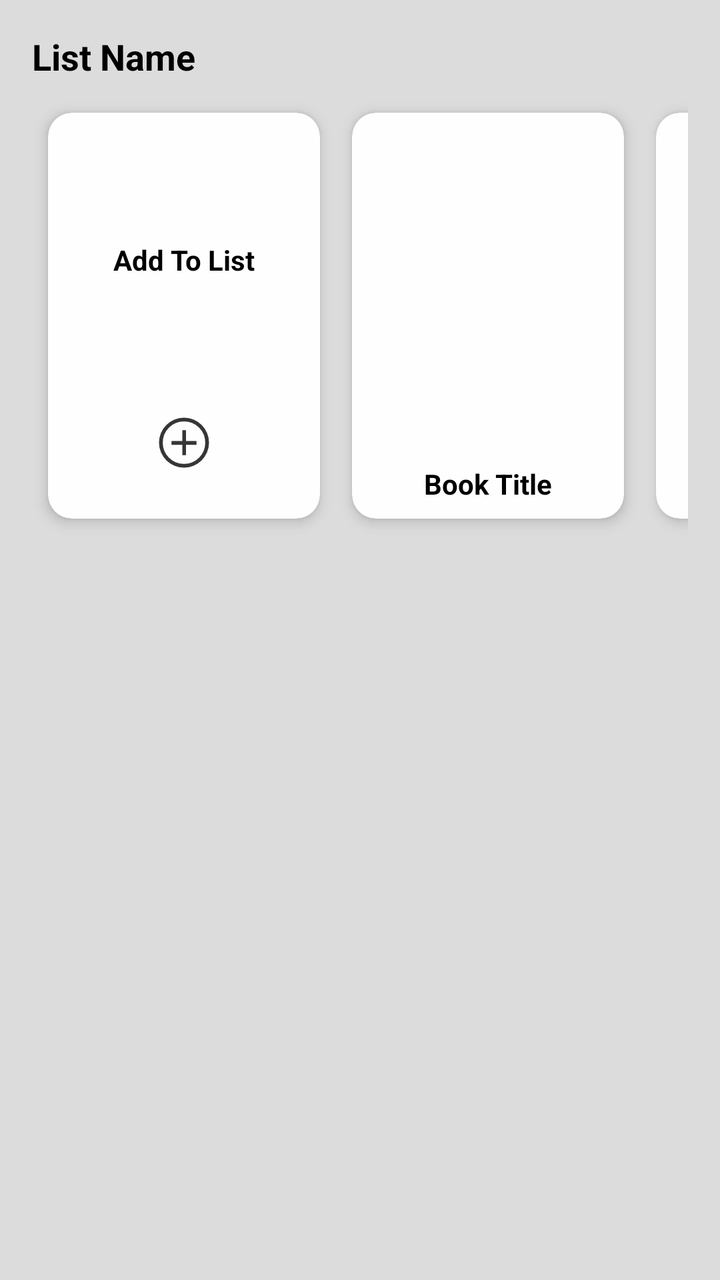
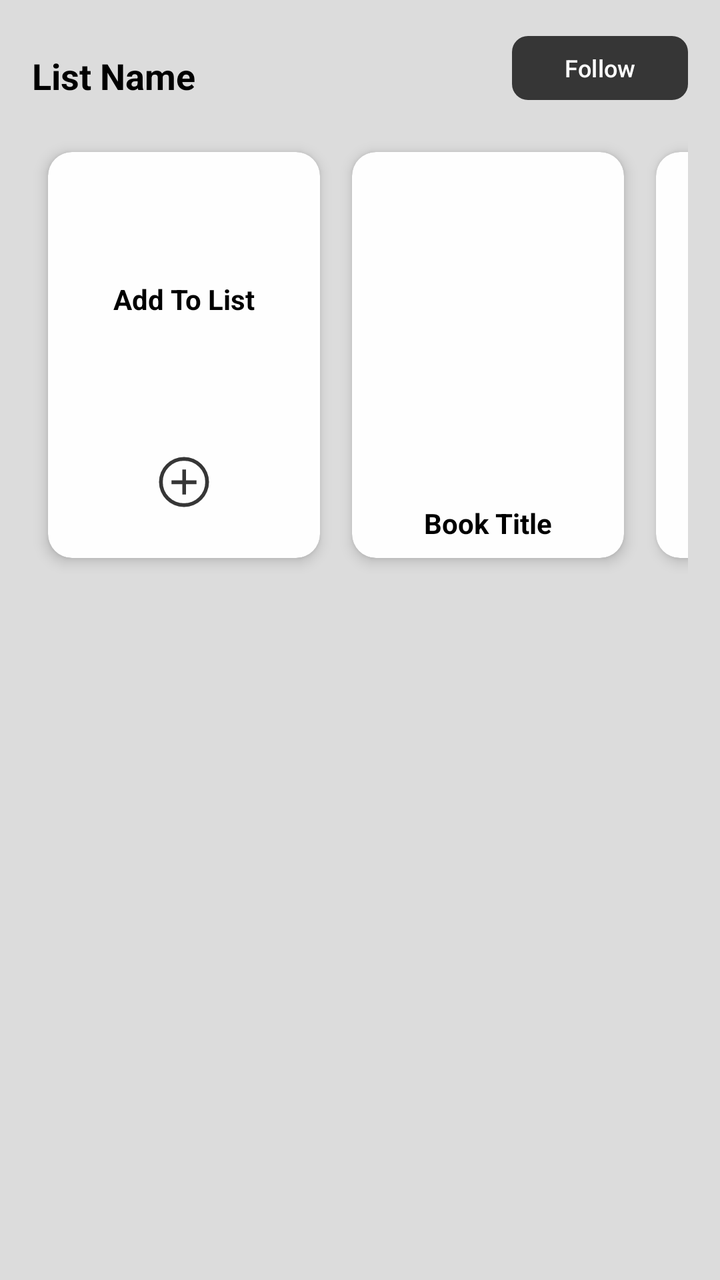

Two renders of the same Android screen: before a commit and after it. Below are the layout's source before the change and the commit's diff.
<!-- AndroidManifest.xml: application theme Theme.FrontendBook -->
<!-- res/layout/item_list_profile.xml -->
<LinearLayout xmlns:android="http://schemas.android.com/apk/res/android"
    android:layout_width="match_parent"
    android:layout_height="wrap_content"
    xmlns:app="http://schemas.android.com/apk/res-auto"
    android:padding="16dp"
    android:orientation="vertical"
    android:background="@color/boxes_background"
    android:minHeight="180dp">

    
    <TextView
        android:id="@+id/listTitle"
        android:layout_width="match_parent"
        android:layout_height="wrap_content"
        android:text="List Name"
        android:textSize="18sp"
        android:textStyle="bold"
        android:textColor="@color/textPrimary"
        android:paddingBottom="8dp" />

    
    <HorizontalScrollView
        android:layout_width="match_parent"
        android:layout_height="wrap_content"
        android:scrollbars="none">

        <LinearLayout
            android:layout_width="wrap_content"
            android:layout_height="wrap_content"
            android:orientation="horizontal"
            android:gravity="center_vertical">

            <include layout="@layout/add_to_list_card" />
            
            <include layout="@layout/item_book_grid" />
            <include layout="@layout/item_book_grid" />
            <include layout="@layout/item_book_grid" />
            <include layout="@layout/item_book_grid" />
            <include layout="@layout/item_book_grid" />
            <include layout="@layout/item_book_grid" />

            <include layout="@layout/see_more_card" />

        </LinearLayout>
    </HorizontalScrollView>
</LinearLayout>
<!-- res/layout/add_to_list_card.xml (included above) -->
<?xml version="1.0" encoding="utf-8"?>
<androidx.cardview.widget.CardView xmlns:android="http://schemas.android.com/apk/res/android"
    xmlns:app="http://schemas.android.com/apk/res-auto"
    android:layout_width="wrap_content"
    android:layout_height="wrap_content"
    android:layout_margin="8dp"
    app:cardCornerRadius="12dp"
    app:cardElevation="4dp"
    app:cardBackgroundColor="@color/backgroundPrimary">

    <LinearLayout
        android:layout_width="match_parent"
        android:layout_height="wrap_content"
        android:orientation="vertical"
        android:gravity="center_horizontal"
        android:padding="8dp">



        
        <TextView
            android:id="@+id/seeAllText"
            android:layout_width="120dp"
            android:layout_height="115dp"
            android:text="@string/add_to_list_label"
            android:textSize="14sp"
            android:textColor="@color/textPrimary"
            android:textStyle="bold"
            android:gravity="center"
            android:layout_marginTop="8dp" />

        
        <ImageView
            android:id="@+id/seeAllArrow"
            android:layout_width="30dp"
            android:layout_height="60dp"
            android:layout_marginTop="4dp"
            android:layout_gravity="center"
            android:src="@drawable/add"
            android:contentDescription="@string/add_to_list_desc"
            app:tint="@color/textSecondary" />

    </LinearLayout>
</androidx.cardview.widget.CardView>
<!-- res/layout/item_book_grid.xml (included above) -->
<androidx.cardview.widget.CardView
    xmlns:android="http://schemas.android.com/apk/res/android"
    xmlns:card_view="http://schemas.android.com/apk/res-auto"
    android:layout_width="wrap_content"
    android:layout_height="wrap_content"
    android:layout_margin="8dp"
    card_view:cardCornerRadius="12dp"
    card_view:cardElevation="4dp"
    card_view:cardBackgroundColor="@color/backgroundPrimary">

    <LinearLayout
        android:layout_width="match_parent"
        android:layout_height="wrap_content"
        android:orientation="vertical"
        android:padding="8dp"
        android:gravity="center_horizontal">

        <ImageView
            android:id="@+id/bookImage"
            android:layout_width="120dp"
            android:layout_height="160dp"
            android:scaleType="centerCrop" />

        <TextView
            android:id="@+id/bookTitle"
            android:layout_width="match_parent"
            android:layout_height="wrap_content"
            android:text="Book Title"
            android:textColor="@color/textPrimary"
            android:textSize="14sp"
            android:textStyle="bold"
            android:maxLines="2"
            android:ellipsize="end"
            android:gravity="center"
            android:layout_marginTop="8dp" />
    </LinearLayout>
</androidx.cardview.widget.CardView>
<!-- res/layout/see_more_card.xml (included above) -->
<?xml version="1.0" encoding="utf-8"?>
<androidx.cardview.widget.CardView xmlns:android="http://schemas.android.com/apk/res/android"
    xmlns:app="http://schemas.android.com/apk/res-auto"
    android:layout_width="wrap_content"
    android:layout_height="wrap_content"
    android:layout_margin="8dp"
    app:cardCornerRadius="12dp"
    app:cardElevation="4dp"
    app:cardBackgroundColor="@color/backgroundPrimary">

    <LinearLayout
        android:layout_width="match_parent"
        android:layout_height="wrap_content"
        android:orientation="vertical"
        android:gravity="center_horizontal"
        android:padding="8dp">



        
        <TextView
            android:id="@+id/seeAllText"
            android:layout_width="120dp"
            android:layout_height="115dp"
            android:text="@string/see_more_label"
            android:textSize="14sp"
            android:textColor="@color/textPrimary"
            android:textStyle="bold"
            android:gravity="center"
            android:layout_marginTop="8dp" />

        
        <ImageView
            android:id="@+id/seeAllArrow"
            android:layout_width="30dp"
            android:layout_height="60dp"
            android:layout_marginTop="4dp"
            android:layout_gravity="center"
            android:src="@drawable/ic_baseline_arrow_forward_24"
            android:contentDescription="@string/see_more_desc"
            app:tint="@color/textSecondary" />

    </LinearLayout>
</androidx.cardview.widget.CardView>
<!-- resources referenced by this layout -->
<resources>
  <color name="backgroundPrimary">#FEFEFE</color>
  <color name="boxes_background">#DCDCDC</color>
  <color name="textPrimary">#000000</color>
  <color name="textSecondary">#363636</color>
  <!-- drawable add (drawable) -->
  <vector xmlns:android="http://schemas.android.com/apk/res/android"
  
      android:width="48dp"
      android:height="48dp"
      android:viewportWidth="960"
      android:viewportHeight="960">
    <path
        android:pathData="M453,680h60v-166h167v-60L513,454v-174h-60v174L280,454v60h173v166ZM480.27,880q-82.74,0 -155.5,-31.5Q252,817 197.5,762.5t-86,-127.34Q80,562.32 80,479.5t31.5,-155.66Q143,251 197.5,197t127.34,-85.5Q397.68,80 480.5,80t155.66,31.5Q709,143 763,197t85.5,127Q880,397 880,479.73q0,82.74 -31.5,155.5Q817,708 763,762.32q-54,54.31 -127,86Q563,880 480.27,880ZM480.5,820Q622,820 721,720.5t99,-241Q820,338 721.19,239T480,140q-141,0 -240.5,98.81T140,480q0,141 99.5,240.5t241,99.5ZM480,480Z"
        android:fillColor="?attr/colorControlNormal"/>
  </vector>
  <!-- drawable ic_baseline_arrow_forward_24 (drawable) -->
  <vector xmlns:android="http://schemas.android.com/apk/res/android" android:autoMirrored="true" android:height="24dp" android:tint="#000000" android:viewportHeight="24" android:viewportWidth="24" android:width="24dp">
        
      <path android:fillColor="@android:color/white" android:pathData="M12,4l-1.41,1.41L16.17,11H4v2h12.17l-5.58,5.59L12,20l8,-8z"/>
      
  </vector>
  <string name="add_to_list_desc">Add To List</string>
  <string name="add_to_list_label">Add To List</string>
  <string name="see_more_desc">See More</string>
  <string name="see_more_label">See More</string>
  <style name="Theme.FrontendBook" parent="Base.Theme.FrontendBook" />
  <style name="Base.Theme.FrontendBook" parent="Theme.Material3.DayNight.NoActionBar">
  
          <item name="colorPrimary">@color/backgroundPrimary</item>
          <item name="colorPrimaryVariant">@color/backgroundSecondary</item>
          <item name="colorOnPrimary">@color/black</item>
          <item name="colorSecondary">@color/black</item>
          <item name="colorOutline">@color/line</item>
          <item name="colorControlHighlight">@android:color/transparent</item>
  
      </style>
  <color name="backgroundSecondary">#D9D9D9</color>
  <color name="black">#000000</color>
  <color name="line">#D9D9D9</color>
</resources>

<!-- the commit's change to res/layout/item_list_profile.xml (unified diff, before → after) -->
@@ -1,22 +1,47 @@
+<?xml version="1.0" encoding="utf-8"?>
 <LinearLayout xmlns:android="http://schemas.android.com/apk/res/android"
+    xmlns:app="http://schemas.android.com/apk/res-auto"
     android:layout_width="match_parent"
     android:layout_height="wrap_content"
-    xmlns:app="http://schemas.android.com/apk/res-auto"
+    android:orientation="vertical"
     android:padding="16dp"
-    android:orientation="vertical"
     android:background="@color/boxes_background"
     android:minHeight="180dp">
 
     
-    <TextView
-        android:id="@+id/listTitle"
-        android:layout_width="match_parent"
-        android:layout_height="wrap_content"
-        android:text="List Name"
-        android:textSize="18sp"
-        android:textStyle="bold"
-        android:textColor="@color/textPrimary"
-        android:paddingBottom="8dp" />
+    <LinearLayout
+        android:layout_width="match_parent"
+        android:layout_height="wrap_content"
+        android:orientation="horizontal"
+        android:gravity="center_vertical"
+        android:layout_marginBottom="8dp">
+
+        
+        <TextView
+            android:id="@+id/listTitle"
+            android:layout_width="0dp"
+            android:layout_height="wrap_content"
+            android:layout_weight="1"
+            android:text="List Name"
+            android:textSize="18sp"
+            android:textStyle="bold"
+            android:textColor="@color/textPrimary" />
+
+        
+        <com.google.android.material.button.MaterialButton
+            android:id="@+id/followButton"
+            android:layout_width="wrap_content"
+            android:layout_height="40dp"
+            android:text="Follow"
+            android:textSize="12sp"
+            android:textColor="@color/white"
+            app:cornerRadius="8dp"
+            app:backgroundTint="@color/stars_rated"
+            android:paddingHorizontal="16dp"
+            android:layout_marginBottom="4dp"
+            />
+
+    </LinearLayout>
 
     
     <HorizontalScrollView
@@ -47,6 +72,7 @@
 <!-- res/layout/add_to_list_card.xml (included above) -->
 <?xml version="1.0" encoding="utf-8"?>
 <androidx.cardview.widget.CardView xmlns:android="http://schemas.android.com/apk/res/android"
+    android:id="@+id/addCardView"
     xmlns:app="http://schemas.android.com/apk/res-auto"
     android:layout_width="wrap_content"
     android:layout_height="wrap_content"
@@ -64,9 +90,9 @@
 
 
 
-        
-        <TextView
-            android:id="@+id/seeAllText"
+
+        <TextView
+            android:id="@+id/addCardText"
             android:layout_width="120dp"
             android:layout_height="115dp"
             android:text="@string/add_to_list_label"
@@ -78,7 +104,7 @@
 
         
         <ImageView
-            android:id="@+id/seeAllArrow"
+            android:id="@+id/addPlus"
             android:layout_width="30dp"
             android:layout_height="60dp"
             android:layout_marginTop="4dp"
<!-- resource entries referenced after the edit -->
@@ -2,8 +2,10 @@
 <resources>
   <color name="backgroundPrimary">#FEFEFE</color>
   <color name="boxes_background">#DCDCDC</color>
+  <color name="stars_rated">#363636</color>
   <color name="textPrimary">#000000</color>
   <color name="textSecondary">#363636</color>
+  <color name="white">#FFFFFF</color>
   <!-- drawable add (drawable) -->
   <vector xmlns:android="http://schemas.android.com/apk/res/android"
   
